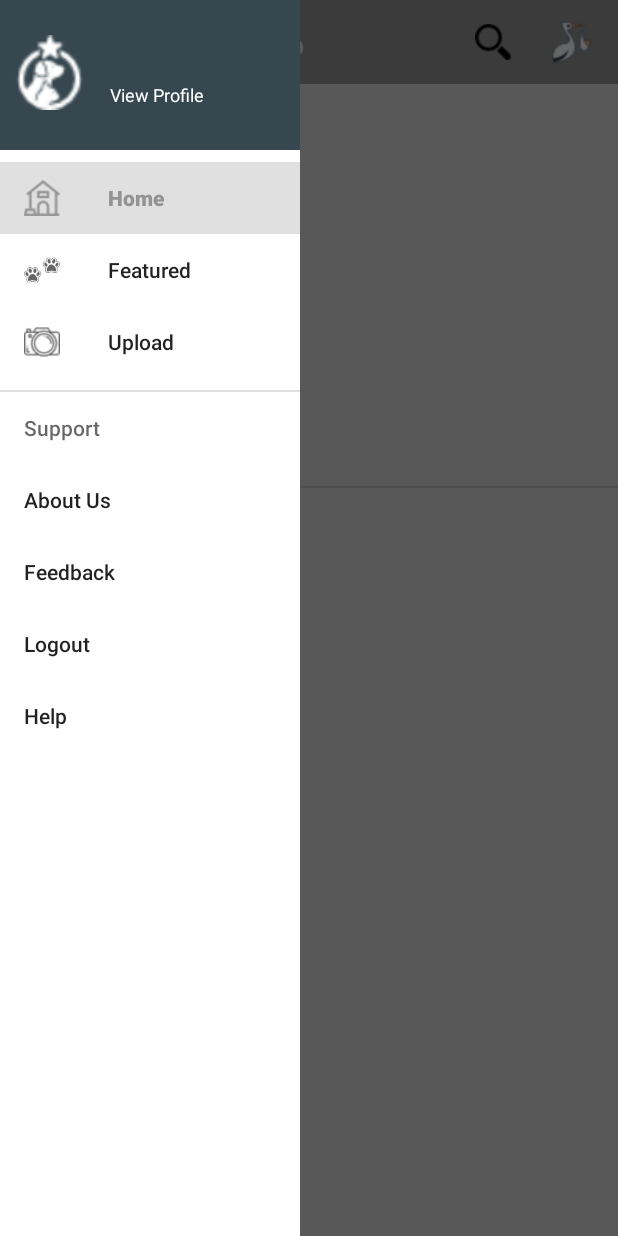
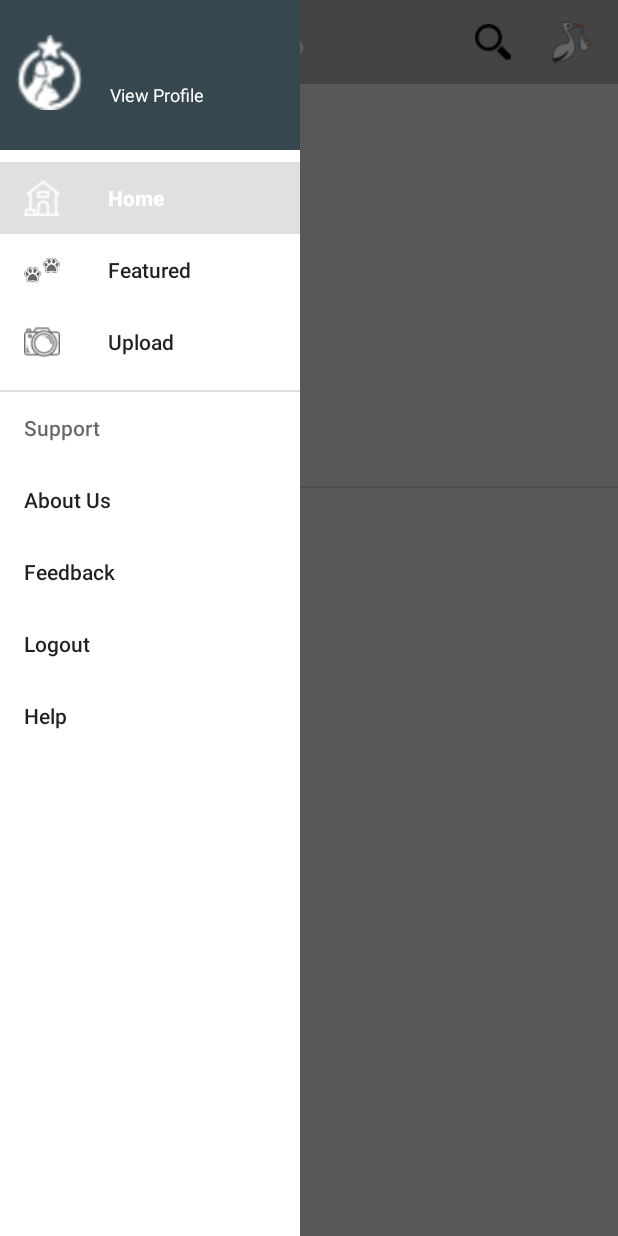
Before and after one commit to NotJoHam/House_Of_Animals, an Android app: the screen it shows after launch once a user with an empty profile is signed in (Home), with the side drawer open, on a phone screen of 412 x 824 dp. Run offline under Robolectric (Android 15) with nearby library versions, the phone set to English and light mode, and no system bars; our stand-ins replace Firebase (no records; nobody signed in at launch, a user with empty details on screens opened directly); 2 statements that could not run were skipped.

Commit message:
Added a new activity and layout to handle the app opening up. Improved graphics. No known bugs in this commit.

```diff
--- /dev/null
+++ b/app/src/main/java/vanlandingham/friendimals/first_activity.java
@@ -0,0 +1,117 @@
+package vanlandingham.friendimals;
+
+import android.animation.Animator;
+import android.animation.AnimatorListenerAdapter;
+import android.annotation.TargetApi;
+import android.app.LoaderManager;
+import android.content.CursorLoader;
+import android.content.Intent;
+import android.content.Loader;
+import android.database.Cursor;
+import android.net.Uri;
+import android.os.Build;
+import android.os.Bundle;
+import android.provider.ContactsContract;
+import android.support.annotation.Nullable;
+import android.support.v7.app.AppCompatActivity;
+import android.view.View;
+import android.widget.ProgressBar;
+
+import com.google.firebase.auth.FirebaseAuth;
+import com.google.firebase.auth.FirebaseUser;
+import com.google.firebase.database.DataSnapshot;
+import com.google.firebase.database.DatabaseError;
+import com.google.firebase.database.DatabaseReference;
+import com.google.firebase.database.FirebaseDatabase;
+import com.google.firebase.database.ValueEventListener;
+
+import java.util.ArrayList;
+import java.util.List;
+
+import vanlandingham.friendimals.Model.User;
+
+/**
+ * Created by Owner on 12/24/2017.
+ */
+
+public class first_activity extends AppCompatActivity  {
+
+    private ProgressBar startup_progress;
+    private FirebaseAuth mAuth;
+    private FirebaseUser mUser;
+    private String username;
+
+
+    @Override
+    protected void onCreate(Bundle savedInstanceState) {
+        super.onCreate(savedInstanceState);
+        setContentView(R.layout.activity_first);
+
+        startup_progress = findViewById(R.id.startup_progress);
+
+        showProgress(true);
+
+        mAuth = FirebaseAuth.getInstance();
+        mUser = mAuth.getCurrentUser();
+
+        if (mUser == null) {
+            Intent intent = new Intent(getBaseContext(), LoginActivity.class);
+            startActivity(intent);
+        }
+
+        else {
+
+            String mUserId = FirebaseAuth.getInstance().getUid();
+            DatabaseReference mDatabase = FirebaseDatabase.getInstance().getReference();
+
+
+
+            mDatabase.child("users").child(mUserId).addListenerForSingleValueEvent(new ValueEventListener() {
+                @Override
+                public void onDataChange(DataSnapshot dataSnapshot) {
+                    User user = dataSnapshot.getValue(User.class);
+
+                    username = user.getUsername();
+                    Intent intent = new Intent(getBaseContext(), Home.class);
+                    intent.putExtra("curr_user", user);
+                    startActivity(intent);
+                    showProgress(false);
+                }
+
+                @Override
+                public void onCancelled(DatabaseError databaseError) {
+
+                }
+            });
+
+        }
+
+
+    }
+
+    @TargetApi(Build.VERSION_CODES.HONEYCOMB_MR2)
+    private void showProgress(final boolean show) {
+        // On Honeycomb MR2 we have the ViewPropertyAnimator APIs, which allow
+        // for very easy animations. If available, use these APIs to fade-in
+        // the progress spinner.
+        if (Build.VERSION.SDK_INT >= Build.VERSION_CODES.HONEYCOMB_MR2) {
+            int shortAnimTime = getResources().getInteger(android.R.integer.config_shortAnimTime);
+
+            startup_progress.setVisibility(show ? View.VISIBLE : View.GONE);
+            startup_progress.animate().setDuration(shortAnimTime).alpha(
+                    show ? 1 : 0).setListener(new AnimatorListenerAdapter() {
+                @Override
+                public void onAnimationEnd(Animator animation) {
+                    startup_progress.setVisibility(show ? View.VISIBLE : View.GONE);
+                }
+            });
+        } else {
+            // The ViewPropertyAnimator APIs are not available, so simply show
+            // and hide the relevant UI components.
+            startup_progress.setVisibility(show ? View.VISIBLE : View.GONE);
+
+        }
+    }
+
+
+}
--- a/app/src/main/res/layout/camera_layout.xml
+++ b/app/src/main/res/layout/camera_layout.xml
@@ -10,7 +10,7 @@
         android:id="@+id/appBarLayout"
         android:layout_width="match_parent"
         android:layout_height="20dp"
-        android:background="@color/colorPrimary"
+        android:background="@android:color/darker_gray"
         app:layout_constraintBottom_toBottomOf="parent">
 
         <android.support.design.widget.TabLayout
--- a/app/src/main/res/layout/profile_activity.xml
+++ b/app/src/main/res/layout/profile_activity.xml
@@ -65,7 +65,7 @@
         android:id="@+id/appBarLayout"
         android:layout_width="match_parent"
         android:layout_height="20dp"
-        android:background="@color/colorPrimary"
+        android:background="@android:color/darker_gray"
         app:layout_constraintBottom_toBottomOf="parent">
 
         <android.support.design.widget.TabLayout
--- a/app/src/main/res/layout/toolbar.xml
+++ b/app/src/main/res/layout/toolbar.xml
@@ -1,14 +1,13 @@
 <?xml version="1.0" encoding="utf-8"?>
-<android.support.v7.widget.Toolbar
-    xmlns:android="http://schemas.android.com/apk/res/android"
+<android.support.v7.widget.Toolbar xmlns:android="http://schemas.android.com/apk/res/android"
     xmlns:app="http://schemas.android.com/apk/res-auto"
     android:id="@+id/toolbar"
+    android:layout_width="match_parent"
     android:layout_height="wrap_content"
-    android:layout_width="match_parent"
+    android:background="@android:color/darker_gray"
     android:fitsSystemWindows="true"
     android:minHeight="?attr/actionBarSize"
-    app:theme="@style/ThemeOverlay.AppCompat.Dark.ActionBar"
-    android:background="?attr/colorPrimary">
+    app:theme="@style/ThemeOverlay.AppCompat.Dark.ActionBar">
 
     <TextView
         android:id="@+id/toolbar_text"
--- a/app/src/main/res/values/colors.xml
+++ b/app/src/main/res/values/colors.xml
@@ -1,7 +1,7 @@
 <?xml version="1.0" encoding="utf-8"?>
 <resources>
-    <color name="colorPrimary">#939393</color>
-    <color name="colorPrimaryDark">#303F9F</color>
+    <color name="colorPrimary">#fdfdfe</color>
+    <color name="colorPrimaryDark">#303f9f</color>
     <color name="colorAccent">#FF4081</color>
     <color name="Clear">#00ffffff</color>
     <color name="gray">#bebebe</color>
```
Also changed, not shown: app/src/main/AndroidManifest.xml (+7 -4 lines), app/src/main/java/vanlandingham/friendimals/LoginActivity.java (+6 -3 lines), app/src/main/java/vanlandingham/friendimals/fragments/profile_fragment.java (+21 -4 lines), app/src/main/res/layout/activity_first.xml (added, +24 -0 lines), app/src/main/res/layout/activity_login.xml (+11 -4 lines).
